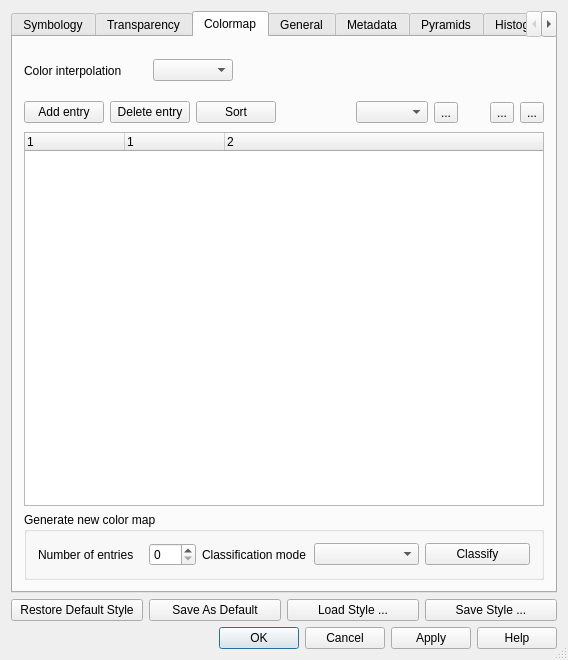
This is qgis/src/ui/qgsrasterlayerpropertiesbase.ui in sourcepole/qgis as Qt 5 draws it before an edit. The edited form follows.
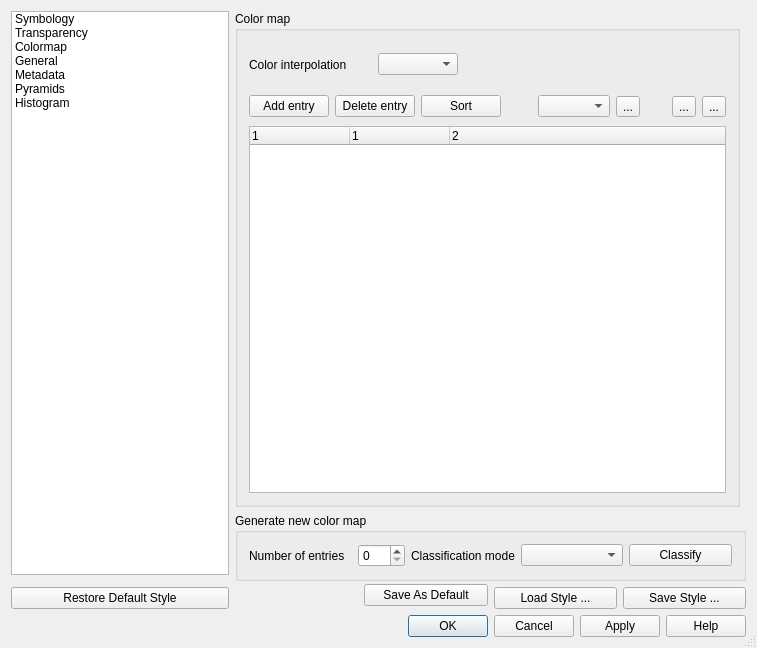
This is the edited form. The open tabs and pages were chosen to show the change. Icons and pictures are not drawn.

Commit message: Implement property list ui for raster props dialog

The edit to the form file:
```diff
--- a/qgis/src/ui/qgsrasterlayerpropertiesbase.ui
+++ b/qgis/src/ui/qgsrasterlayerpropertiesbase.ui
@@ -6,8 +6,8 @@
    <rect>
     <x>0</x>
     <y>0</y>
-    <width>568</width>
-    <height>660</height>
+    <width>757</width>
+    <height>648</height>
    </rect>
   </property>
   <property name="windowTitle">
@@ -24,17 +24,56 @@
   <property name="modal">
    <bool>true</bool>
   </property>
-  <layout class="QGridLayout">
-   <item row="0" column="0" colspan="4">
-    <widget class="QTabWidget" name="tabBar">
-     <property name="currentIndex">
-      <number>0</number>
-     </property>
-     <widget class="QWidget" name="tabPageSymbology">
-      <attribute name="title">
+  <layout class="QGridLayout" name="gridLayout">
+   <item row="0" column="0">
+    <widget class="QListWidget" name="listWidget">
+     <item>
+      <property name="text">
        <string>Symbology</string>
-      </attribute>
+      </property>
+     </item>
+     <item>
+      <property name="text">
+       <string>Transparency</string>
+      </property>
+     </item>
+     <item>
+      <property name="text">
+       <string>Colormap</string>
+      </property>
+     </item>
+     <item>
+      <property name="text">
+       <string>General</string>
+      </property>
+     </item>
+     <item>
+      <property name="text">
+       <string>Metadata</string>
+      </property>
+     </item>
+     <item>
+      <property name="text">
+       <string>Pyramids</string>
+      </property>
+     </item>
+     <item>
+      <property name="text">
+       <string>Histogram</string>
+      </property>
+     </item>
+    </widget>
+   </item>
+   <item row="0" column="1" rowspan="2" colspan="4">
+    <widget class="QStackedWidget" name="tabBar">
+     <property name="currentIndex">
+      <number>2</number>
+     </property>
+     <widget class="QWidget" name="tabPageSymbology" native="true">
       <layout class="QGridLayout">
+       <property name="margin">
+        <number>0</number>
+       </property>
        <item row="0" column="0" colspan="2">
         <widget class="QGroupBox" name="groupBox_3">
          <property name="title">
@@ -124,9 +163,6 @@
                 <property name="text">
                  <string>Red band</string>
                 </property>
-                <property name="buddy">
-                 <cstring>cboRed</cstring>
-                </property>
                </widget>
               </item>
               <item row="0" column="1" colspan="4">
@@ -156,9 +192,6 @@
                 <property name="text">
                  <string>Green band</string>
                 </property>
-                <property name="buddy">
-                 <cstring>cboGreen</cstring>
-                </property>
                </widget>
               </item>
               <item row="1" column="1" colspan="4">
@@ -188,9 +221,6 @@
                 <property name="text">
                  <string>Blue band</string>
                 </property>
-                <property name="buddy">
-                 <cstring>cboBlue</cstring>
-                </property>
                </widget>
               </item>
               <item row="2" column="1" colspan="4">
@@ -884,11 +914,11 @@
        </item>
       </layout>
      </widget>
-     <widget class="QWidget" name="tabPageTransparency">
-      <attribute name="title">
-       <string>Transparency</string>
-      </attribute>
+     <widget class="QWidget" name="tabPageTransparency" native="true">
       <layout class="QGridLayout">
+       <property name="margin">
+        <number>0</number>
+       </property>
        <item row="0" column="0">
         <widget class="QGroupBox" name="groupBox_4">
          <property name="title">
@@ -1165,11 +1195,63 @@
        </item>
       </layout>
      </widget>
-     <widget class="QWidget" name="tabPageColormap">
-      <attribute name="title">
-       <string>Colormap</string>
-      </attribute>
+     <widget class="QWidget" name="tabPageColormap" native="true">
       <layout class="QGridLayout">
+       <property name="margin">
+        <number>0</number>
+       </property>
+       <item row="1" column="0" colspan="2">
+        <widget class="QGroupBox" name="grpGenerateColorMap">
+         <property name="title">
+          <string>Generate new color map</string>
+         </property>
+         <layout class="QGridLayout">
+          <item row="0" column="0">
+           <widget class="QLabel" name="mNumberOfEntriesLabel">
+            <property name="text">
+             <string>Number of entries</string>
+            </property>
+           </widget>
+          </item>
+          <item row="0" column="1">
+           <widget class="QSpinBox" name="sboxNumberOfEntries">
+            <property name="sizePolicy">
+             <sizepolicy hsizetype="Fixed" vsizetype="Fixed">
+              <horstretch>0</horstretch>
+              <verstretch>0</verstretch>
+             </sizepolicy>
+            </property>
+            <property name="maximum">
+             <number>255</number>
+            </property>
+           </widget>
+          </item>
+          <item row="0" column="2">
+           <widget class="QLabel" name="mClassificationModeLabel">
+            <property name="text">
+             <string>Classification mode</string>
+            </property>
+           </widget>
+          </item>
+          <item row="0" column="3">
+           <widget class="QComboBox" name="cboxClassificationMode"/>
+          </item>
+          <item row="0" column="4">
+           <widget class="QPushButton" name="mClassifyButton">
+            <property name="text">
+             <string>Classify</string>
+            </property>
+           </widget>
+          </item>
+         </layout>
+        </widget>
+       </item>
+       <item row="0" column="0">
+        <widget class="QGroupBox" name="grpColorMap">
+         <property name="title">
+          <string>Color map</string>
+         </property>
+         <layout class="QGridLayout" name="gridLayout_2">
        <item row="0" column="0" colspan="2">
         <widget class="QLabel" name="mColorInterpolationLabel">
          <property name="text">
@@ -1310,67 +1392,21 @@
          </column>
         </widget>
        </item>
-       <item row="3" column="0" colspan="11">
-        <widget class="QGroupBox" name="groupBox_9">
-         <property name="title">
-          <string>Generate new color map</string>
-         </property>
-         <layout class="QGridLayout">
-          <item row="0" column="0">
-           <widget class="QLabel" name="mNumberOfEntriesLabel">
-            <property name="text">
-             <string>Number of entries</string>
-            </property>
-           </widget>
-          </item>
-          <item row="0" column="1">
-           <widget class="QSpinBox" name="sboxNumberOfEntries">
-            <property name="sizePolicy">
-             <sizepolicy hsizetype="Fixed" vsizetype="Fixed">
-              <horstretch>0</horstretch>
-              <verstretch>0</verstretch>
-             </sizepolicy>
-            </property>
-            <property name="maximum">
-             <number>255</number>
-            </property>
-           </widget>
-          </item>
-          <item row="0" column="2">
-           <widget class="QLabel" name="mClassificationModeLabel">
-            <property name="text">
-             <string>Classification mode</string>
-            </property>
-           </widget>
-          </item>
-          <item row="0" column="3">
-           <widget class="QComboBox" name="cboxClassificationMode"/>
-          </item>
-          <item row="0" column="4">
-           <widget class="QPushButton" name="mClassifyButton">
-            <property name="text">
-             <string>Classify</string>
-            </property>
-           </widget>
-          </item>
          </layout>
         </widget>
        </item>
       </layout>
      </widget>
-     <widget class="QWidget" name="tabPageGeneral">
-      <attribute name="title">
-       <string>General</string>
-      </attribute>
+     <widget class="QWidget" name="tabPageGeneral" native="true">
       <layout class="QGridLayout">
+       <property name="margin">
+        <number>0</number>
+       </property>
        <item row="0" column="0" colspan="2">
         <widget class="QLabel" name="lblDisplayName">
          <property name="text">
           <string>Display name</string>
          </property>
-         <property name="buddy">
-          <cstring>leDisplayName</cstring>
-         </property>
         </widget>
        </item>
        <item row="0" column="2" colspan="4">
@@ -1381,9 +1417,6 @@
          <property name="text">
           <string>Layer source</string>
          </property>
-         <property name="buddy">
-          <cstring>leLayerSource</cstring>
-         </property>
         </widget>
        </item>
        <item row="1" column="2" colspan="4">
@@ -1466,9 +1499,6 @@
             <property name="text">
              <string>Maximum</string>
             </property>
-            <property name="buddy">
-             <cstring>spinMaximumScale</cstring>
-            </property>
            </widget>
           </item>
           <item row="0" column="1">
@@ -1489,9 +1519,6 @@
             <property name="text">
              <string>Minimum</string>
             </property>
-            <property name="buddy">
-             <cstring>spinMinimumScale</cstring>
-            </property>
            </widget>
           </item>
          </layout>
@@ -1668,24 +1695,21 @@
        </item>
       </layout>
      </widget>
-     <widget class="QWidget" name="tabPageMetadata">
-      <attribute name="title">
-       <string>Metadata</string>
-      </attribute>
+     <widget class="QWidget" name="tabPageMetadata" native="true">
       <layout class="QGridLayout">
        <property name="margin">
-        <number>11</number>
+        <number>0</number>
        </property>
        <item row="0" column="0">
         <widget class="QTextBrowser" name="txtbMetadata"/>
        </item>
       </layout>
      </widget>
-     <widget class="QWidget" name="tabPagePyramids">
-      <attribute name="title">
-       <string>Pyramids</string>
-      </attribute>
+     <widget class="QWidget" name="tabPagePyramids" native="true">
       <layout class="QGridLayout">
+       <property name="margin">
+        <number>0</number>
+       </property>
        <item row="0" column="0">
         <widget class="QLabel" name="label_3">
          <property name="text">
@@ -1748,9 +1772,6 @@
          <property name="text">
           <string>Resampling method</string>
          </property>
-         <property name="buddy">
-          <cstring>cboResamplingMethod</cstring>
-         </property>
         </widget>
        </item>
        <item row="3" column="1">
@@ -1783,11 +1804,11 @@
        </item>
       </layout>
      </widget>
-     <widget class="QWidget" name="tabPageHistogram">
-      <attribute name="title">
-       <string>Histogram</string>
-      </attribute>
+     <widget class="QWidget" name="tabPageHistogram" native="true">
       <layout class="QGridLayout">
+       <property name="margin">
+        <number>0</number>
+       </property>
        <item row="0" column="0" colspan="2">
         <widget class="QLabel" name="pixHistogram">
          <property name="sizePolicy">
@@ -1947,35 +1968,35 @@
      </widget>
     </widget>
    </item>
-   <item row="1" column="0">
-    <widget class="QPushButton" name="pbnLoadDefaultStyle">
-     <property name="text">
-      <string>Restore Default Style</string>
-     </property>
-    </widget>
-   </item>
-   <item row="1" column="1">
+   <item row="1" column="2" rowspan="2">
     <widget class="QPushButton" name="pbnSaveDefaultStyle">
      <property name="text">
       <string>Save As Default</string>
      </property>
     </widget>
    </item>
-   <item row="1" column="2">
+   <item row="2" column="0">
+    <widget class="QPushButton" name="pbnLoadDefaultStyle">
+     <property name="text">
+      <string>Restore Default Style</string>
+     </property>
+    </widget>
+   </item>
+   <item row="2" column="3">
     <widget class="QPushButton" name="pbnLoadStyle">
      <property name="text">
       <string>Load Style ...</string>
      </property>
     </widget>
    </item>
-   <item row="1" column="3">
+   <item row="2" column="4">
     <widget class="QPushButton" name="pbnSaveStyleAs">
      <property name="text">
       <string>Save Style ...</string>
      </property>
     </widget>
    </item>
-   <item row="2" column="0" colspan="4">
+   <item row="3" column="0" colspan="5">
     <widget class="QDialogButtonBox" name="buttonBox">
      <property name="orientation">
       <enum>Qt::Horizontal</enum>
```
Left out of the diff: 20 changed lines with no effect on the pictures. Lines whose indentation alone changed are shown as unchanged. The commit also changes 1 other file.
